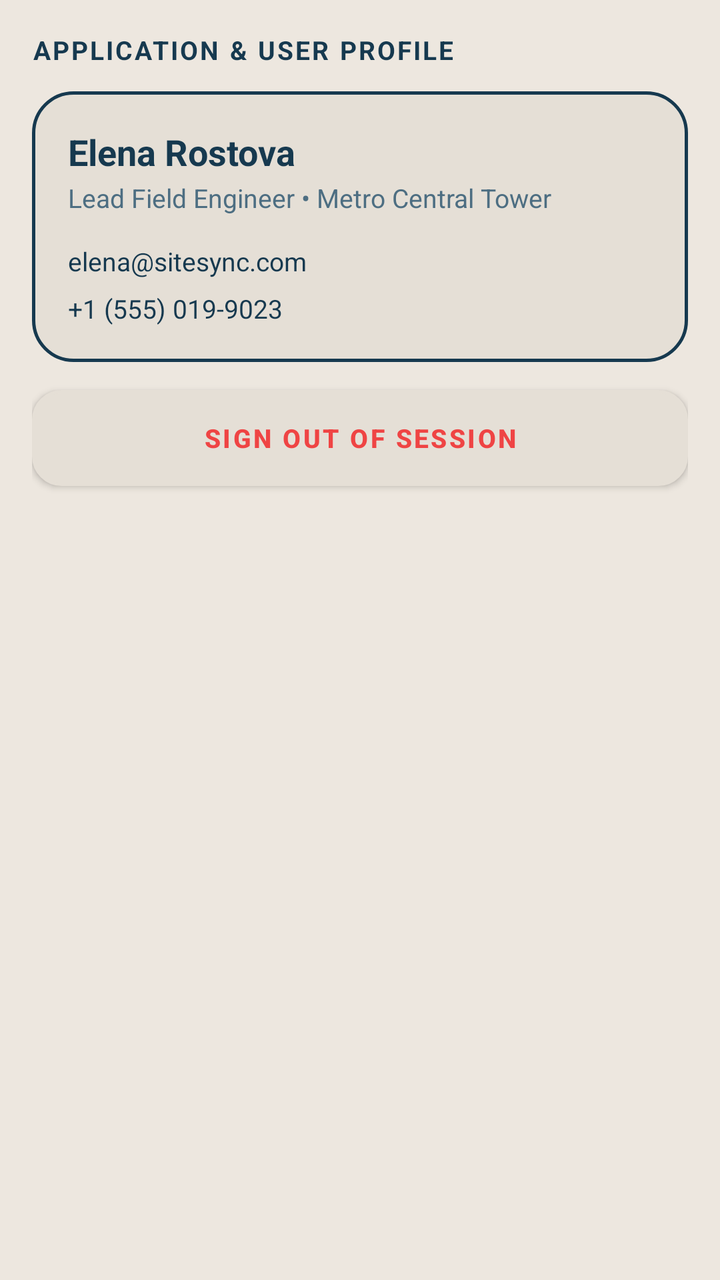
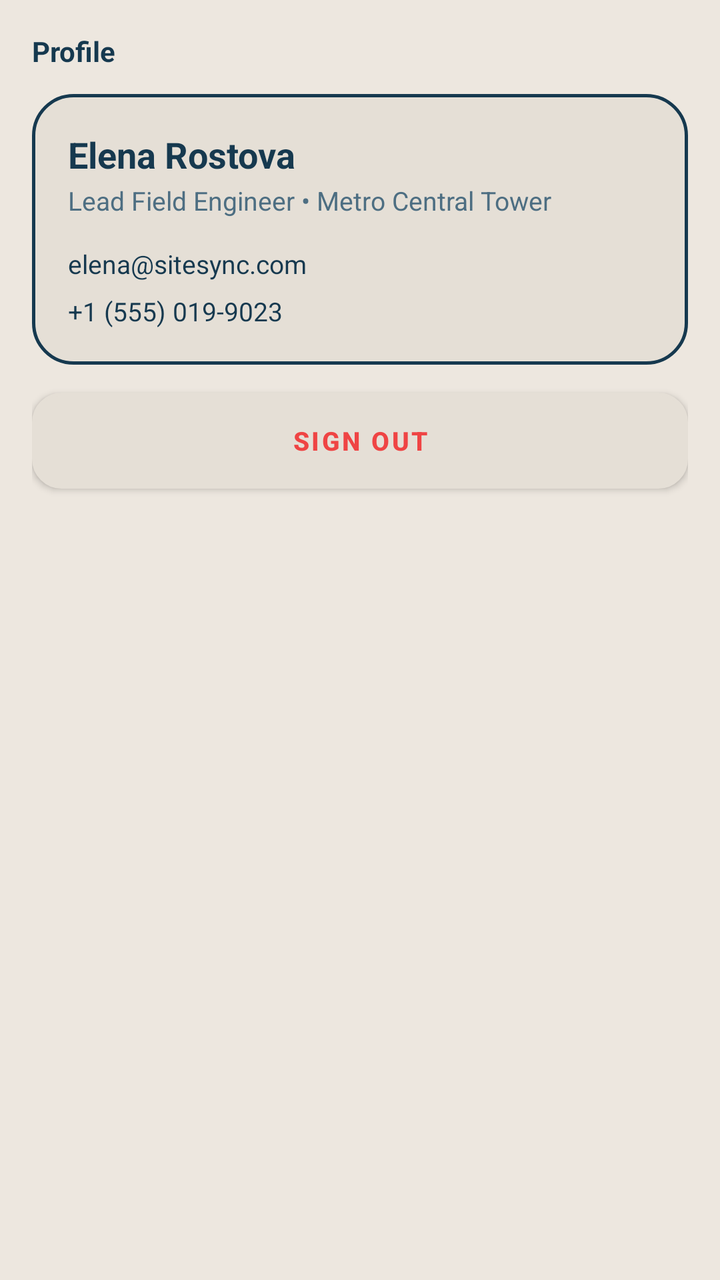

The first picture is an Android layout as it rendered before a commit; the second is the same layout after the commit. The layout source and the unified diff follow.
<!-- AndroidManifest.xml: application theme Theme.SiteSync -->
<!-- res/layout/fragment_settings.xml -->
<?xml version="1.0" encoding="utf-8"?>
<androidx.core.widget.NestedScrollView xmlns:android="http://schemas.android.com/apk/res/android"
    xmlns:app="http://schemas.android.com/apk/res-auto"
    android:layout_width="match_parent"
    android:layout_height="match_parent"
    android:background="@color/warm_ash_base"
    android:fillViewport="true">

    <LinearLayout
        android:layout_width="match_parent"
        android:layout_height="wrap_content"
        android:orientation="vertical"
        android:padding="16dp"
        android:paddingBottom="100dp">

        <TextView
            android:layout_width="match_parent"
            android:layout_height="wrap_content"
            android:text="APPLICATION &amp; USER PROFILE"
            android:textColor="@color/text_oxide_primary"
            android:textSize="13sp"
            android:textStyle="bold"
            android:letterSpacing="0.08"
            android:layout_marginBottom="12dp" />

        
        <LinearLayout
            android:layout_width="match_parent"
            android:layout_height="wrap_content"
            android:orientation="vertical"
            android:background="@drawable/bg_card_outlined"
            android:padding="18dp"
            android:layout_marginBottom="14dp">

            <TextView
                android:id="@+id/tvSettingsUserFullName"
                android:layout_width="match_parent"
                android:layout_height="wrap_content"
                android:text="Elena Rostova"
                android:textColor="@color/text_oxide_primary"
                android:textSize="18sp"
                android:textStyle="bold" />

            <TextView
                android:id="@+id/tvSettingsUserRole"
                android:layout_width="match_parent"
                android:layout_height="wrap_content"
                android:text="Lead Field Engineer • Metro Central Tower"
                android:textColor="@color/text_oxide_secondary"
                android:textSize="13sp"
                android:layout_marginTop="2dp"
                android:layout_marginBottom="14dp" />

            <TextView
                android:id="@+id/tvSettingsUserEmail"
                android:layout_width="match_parent"
                android:layout_height="wrap_content"
                android:text="elena@sitesync.com"
                android:textColor="@color/text_oxide_primary"
                android:textSize="13sp"
                android:layout_marginBottom="6dp" />

            <TextView
                android:id="@+id/tvSettingsUserPhone"
                android:layout_width="match_parent"
                android:layout_height="wrap_content"
                android:text="+1 (555) 019-9023"
                android:textColor="@color/text_oxide_primary"
                android:textSize="13sp" />
        </LinearLayout>

        
        <com.google.android.material.button.MaterialButton
            android:id="@+id/btnSettingsSignOut"
            android:layout_width="match_parent"
            android:layout_height="48dp"
            android:background="@drawable/bg_rounded_input"
            app:backgroundTint="@color/warm_ash_surface"
            app:strokeColor="@color/stroke_oxide_blue"
            app:strokeWidth="1.5dp"
            android:text="Sign Out of Session"
            android:textColor="@color/status_red"
            android:textSize="13sp"
            android:textStyle="bold"
            app:cornerRadius="14dp" />

    </LinearLayout>
</androidx.core.widget.NestedScrollView>
<!-- resources referenced by this layout -->
<resources>
  <color name="status_red">#EF4444</color>
  <color name="stroke_oxide_blue">#16394F</color>
  <color name="text_oxide_primary">#16394F</color>
  <color name="text_oxide_secondary">#4D6E82</color>
  <color name="warm_ash_base">#EDE7DF</color>
  <color name="warm_ash_surface">#E5DFD6</color>
  <!-- drawable bg_card_outlined (drawable) -->
  <?xml version="1.0" encoding="utf-8"?>
  <shape xmlns:android="http://schemas.android.com/apk/res/android"
      android:shape="rectangle">
      <solid android:color="@color/warm_ash_surface" />
      <stroke
          android:width="1.5dp"
          android:color="@color/stroke_oxide_blue" />
      <corners android:radius="20dp" />
  </shape>
  <!-- drawable bg_rounded_input (drawable) -->
  <?xml version="1.0" encoding="utf-8"?>
  <shape xmlns:android="http://schemas.android.com/apk/res/android"
      android:shape="rectangle">
      <solid android:color="@color/warm_ash_surface" />
      <stroke
          android:width="1.5dp"
          android:color="@color/stroke_oxide_blue" />
      <corners android:radius="14dp" />
  </shape>
  <style name="Theme.SiteSync" parent="Theme.MaterialComponents.NoActionBar">
          
          <item name="android:windowBackground">@color/warm_ash_base</item>
          <item name="colorSurface">@color/warm_ash_surface</item>
          <item name="android:colorBackground">@color/warm_ash_base</item>
  
          
          <item name="colorPrimary">@color/oxide_blue_primary</item>
          <item name="colorPrimaryVariant">@color/oxide_blue_dark</item>
          <item name="colorOnPrimary">@color/text_on_oxide_white</item>
  
          
          <item name="colorSecondary">@color/oxide_blue_primary</item>
          <item name="colorSecondaryVariant">@color/oxide_blue_light</item>
          <item name="colorOnSecondary">@color/text_on_oxide_white</item>
  
          
          <item name="android:statusBarColor">@color/warm_ash_base</item>
          <item name="android:navigationBarColor">@color/warm_ash_base</item>
          <item name="android:windowLightStatusBar" tools:targetApi="m">true</item>
          <item name="android:windowLightNavigationBar" tools:targetApi="o_mr1">true</item>
  
          
          <item name="cardBackgroundColor">@color/warm_ash_surface</item>
          <item name="strokeColor">@color/stroke_oxide_blue</item>
          <item name="strokeWidth">1.5dp</item>
          <item name="cornerRadius">20dp</item>
  
          
          <item name="android:textColorPrimary">@color/text_oxide_primary</item>
          <item name="android:textColorSecondary">@color/text_oxide_secondary</item>
          <item name="android:textColorTertiary">@color/text_oxide_muted</item>
          <item name="android:textColorHint">@color/text_oxide_muted</item>
          <item name="editTextColor">@color/text_oxide_primary</item>
      </style>
  <color name="oxide_blue_primary">#16394F</color>
  <color name="oxide_blue_dark">#0E2636</color>
  <color name="text_on_oxide_white">#FFFFFF</color>
  <color name="oxide_blue_light">#24526E</color>
  <color name="text_oxide_muted">#7E98A8</color>
</resources>

<!-- the commit's change to res/layout/fragment_settings.xml (unified diff, before → after) -->
@@ -16,11 +16,10 @@
         <TextView
             android:layout_width="match_parent"
             android:layout_height="wrap_content"
-            android:text="APPLICATION &amp; USER PROFILE"
+            android:text="Profile"
             android:textColor="@color/text_oxide_primary"
-            android:textSize="13sp"
+            android:textSize="14sp"
             android:textStyle="bold"
-            android:letterSpacing="0.08"
             android:layout_marginBottom="12dp" />
 
         
@@ -78,7 +77,7 @@
             app:backgroundTint="@color/warm_ash_surface"
             app:strokeColor="@color/stroke_oxide_blue"
             app:strokeWidth="1.5dp"
-            android:text="Sign Out of Session"
+            android:text="Sign Out"
             android:textColor="@color/status_red"
             android:textSize="13sp"
             android:textStyle="bold"
